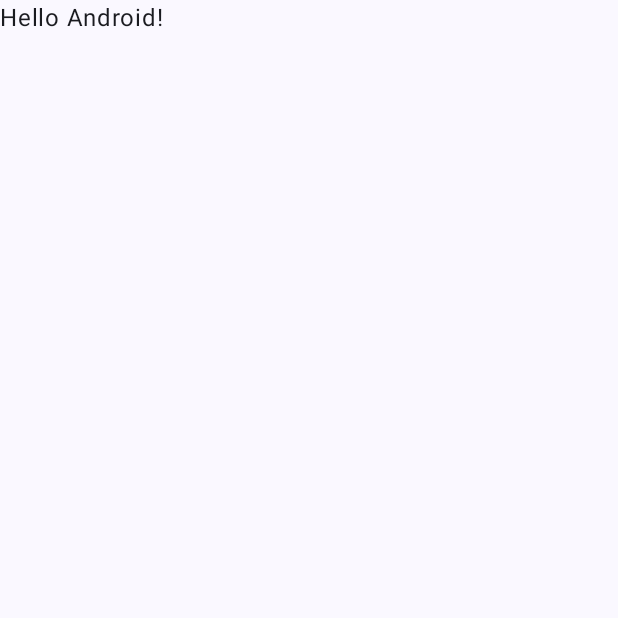
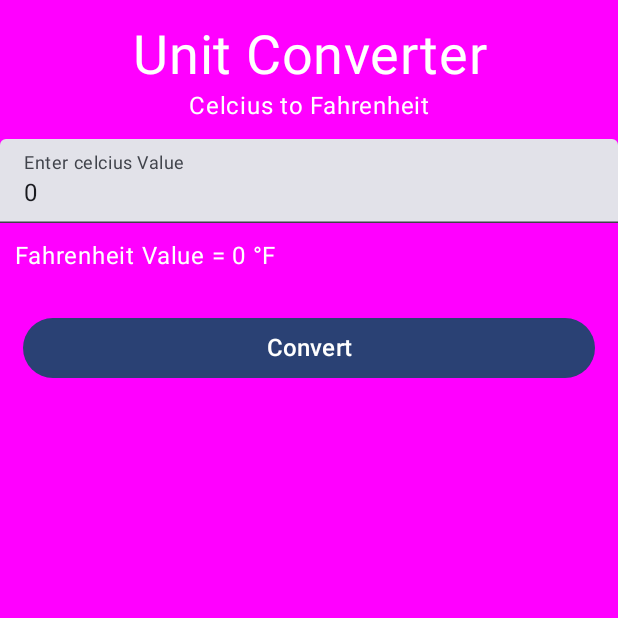
Before and after one commit to nagendraallam/unit-converter-androidstudio, an Android app built with Jetpack Compose: the screen it shows after launch (MainActivity), on a phone screen of 412 x 824 dp, the top half of it. Before the commit the part shown is almost empty. Run offline under Robolectric (Android 15) with nearby library versions, the phone set to English and light mode, and no system bars.

Commit message:
updating value using singleton

```diff
--- a/app/src/main/java/com/nagi/unitconverter/MainActivity.kt
+++ b/app/src/main/java/com/nagi/unitconverter/MainActivity.kt
@@ -1,46 +1,158 @@
 package com.nagi.unitconverter
 
 import android.os.Bundle
+import android.util.Log
 import androidx.activity.ComponentActivity
 import androidx.activity.compose.setContent
+import androidx.compose.foundation.background
+import androidx.compose.foundation.layout.Column
+import androidx.compose.foundation.layout.Row
 import androidx.compose.foundation.layout.fillMaxSize
+import androidx.compose.foundation.layout.fillMaxWidth
+import androidx.compose.foundation.layout.padding
+import androidx.compose.material3.Button
 import androidx.compose.material3.MaterialTheme
 import androidx.compose.material3.Surface
 import androidx.compose.material3.Text
+import androidx.compose.material3.TextField
 import androidx.compose.runtime.Composable
+import androidx.compose.runtime.getValue
+import androidx.compose.runtime.mutableStateOf
+import androidx.compose.runtime.remember
+import androidx.compose.runtime.setValue
 import androidx.compose.ui.Modifier
+import androidx.compose.ui.graphics.Color
+import androidx.compose.ui.text.style.TextAlign
 import androidx.compose.ui.tooling.preview.Preview
+import androidx.compose.ui.unit.dp
+import androidx.compose.ui.unit.sp
 import com.nagi.unitconverter.ui.theme.UnitConverterTheme
+import kotlin.jvm.internal.Intrinsics.Kotlin
 
 class MainActivity : ComponentActivity() {
+
+    val unit = Unit(2, 6)
+
     override fun onCreate(savedInstanceState: Bundle?) {
         super.onCreate(savedInstanceState)
+
+        // create a unit object
+
         setContent {
-            UnitConverterTheme {
-                // A surface container using the 'background' color from the theme
-                Surface(
-                    modifier = Modifier.fillMaxSize(),
-                    color = MaterialTheme.colorScheme.background
-                ) {
-                    Greeting("Android")
-                }
-            }
+          MainUi(
+
+          )
         }
     }
 }
 
+data class Unit(var celcius: Int, var fahrenheit: Int){
+    fun updateCelcius(celcius: Int) {
+        Log.d("Unit", "updateCelcius: " + celcius)
+        this.celcius = celcius
+        // update fahrenheit
+        convertCelciusToFahrenheit()
+
+    }
+
+    fun updateFahrenheit(fahrenheit: Int) {
+        this.fahrenheit = fahrenheit
+    }
+
+    fun convertCelciusToFahrenheit() {
+        Log.d("Unit", "convertCelciusToFahrenheit: " + this.celcius)
+        this.fahrenheit = (this.celcius * 9/5) + 32
+
+        Log.d("Unit", "convertCelciusToFahrenheit: " + this.fahrenheit)
+    }
+}
+
 @Composable
-fun Greeting(name: String, modifier: Modifier = Modifier) {
-    Text(
-        text = "Hello $name!",
-        modifier = modifier
-    )
+fun MainUi(
+) {
+
+    var text by remember { mutableStateOf("0") }
+
+    val unit by remember { mutableStateOf(Unit(0, 0)) }
+
+
+
+    UnitConverterTheme {
+        Surface(modifier = Modifier
+            .fillMaxSize()
+            .background(
+                Color.Red
+            )) {
+          Column(
+              Modifier
+                  .fillMaxWidth()
+                  .background(Color.Magenta)
+                  .padding(top = 16.dp)) {
+
+              Row {
+                  Text(text = "Unit Converter",
+                      fontSize = 36.sp,
+                      color = Color.White,
+                      modifier = Modifier.fillMaxWidth(),
+                      textAlign = TextAlign.Center
+                  )
+              }
+
+              Row (
+                  Modifier
+                      .fillMaxWidth()
+                      .padding(bottom = 10.dp)){
+                  Text(text = "Celcius to Fahrenheit",
+                      fontSize = 16.sp,
+                      color = Color.White,
+                      modifier = Modifier.fillMaxWidth(),
+                      textAlign = TextAlign.Center
+                  )
+              }
+
+              Row {
+                    TextField(value = text, onValueChange ={
+                        text = it
+                        unit.updateCelcius(text.toInt())
+                    },
+                        modifier = Modifier.fillMaxWidth(),
+                        label = { Text(text = "Enter celcius Value") }
+                    )
+              }
+
+              Row (
+                  Modifier
+                      .fillMaxWidth()
+                      .padding(10.dp)) {
+                 Text(text = "Fahrenheit Value = ${unit.fahrenheit} °F",
+                        fontSize = 16.sp,
+                        color = Color.White,
+                        modifier = Modifier.fillMaxWidth(),
+                    )
+              }
+
+              Row {
+                  Button(onClick = {
+                        unit.convertCelciusToFahrenheit()
+                  }, modifier = Modifier.fillMaxWidth().padding(15.dp)) {
+                        Text(text = "Convert",
+                            fontSize = 16.sp,
+                            color = Color.White,
+                            modifier = Modifier.fillMaxWidth(),
+                            textAlign = TextAlign.Center
+                        )
+                  }
+              }
+          }
+        }
+    }
 }
 
 @Preview(showBackground = true)
 @Composable
 fun GreetingPreview() {
     UnitConverterTheme {
-        Greeting("Android")
+        MainUi(
+        )
     }
 }
```
